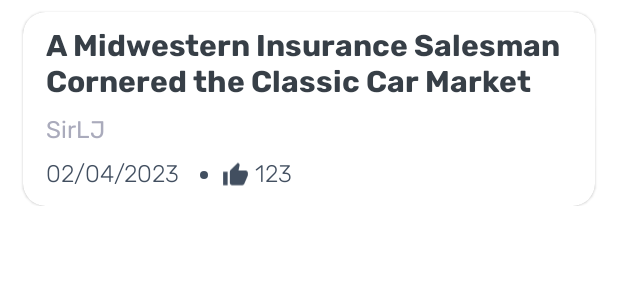
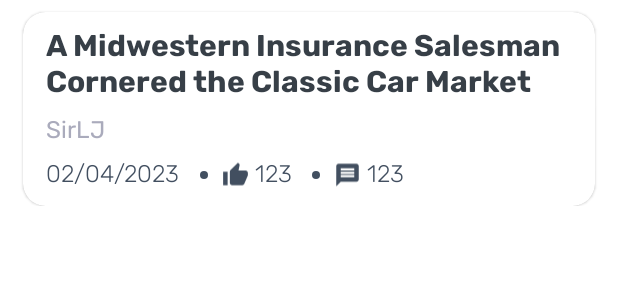
Before and after one commit to edodichiara/HackerNewsApp, an Android app: the layout story_item.xml on its own in the app's theme, with its tools: preview values and no code run, on a phone screen of 412 x 824 dp. Shown: the top 300 px of the screen. Run offline under Robolectric (Android 15) with nearby library versions, the phone set to English and light mode, and no system bars.

```diff
--- a/app/src/main/java/com/example/hackernewsapp/ui/adapter/StoryListAdapter.kt
+++ b/app/src/main/java/com/example/hackernewsapp/ui/adapter/StoryListAdapter.kt
@@ -32,6 +32,7 @@ class StoryListAdapter(private val listOfStories: List<StoryModel>) : RecyclerVi
                     author.text = itemView.context.getString(R.string.author, listOfStories[position].author)
                     date.text = itemView.context.getString(R.string.date, simpleDateFormat.format(listOfStories[position].time))
                     numbersOfLike.text = itemView.context.getString(R.string.numbersOfLike, listOfStories[position].score)
+                    numbersOfComment.text = itemView.context.getString(R.string.numbers_of_comment, listOfStories[position].totalCommentsCount)
                 }
             }
         }
--- /dev/null
+++ b/app/src/main/res/drawable/baseline_message_24.xml
@@ -0,0 +1,5 @@
+<vector android:autoMirrored="true" android:height="24dp"
+    android:tint="@color/my_blue_grey" android:viewportHeight="24"
+    android:viewportWidth="24" android:width="24dp" xmlns:android="http://schemas.android.com/apk/res/android">
+    <path android:fillColor="@android:color/white" android:pathData="M20,2L4,2c-1.1,0 -1.99,0.9 -1.99,2L2,22l4,-4h14c1.1,0 2,-0.9 2,-2L22,4c0,-1.1 -0.9,-2 -2,-2zM18,14L6,14v-2h12v2zM18,11L6,11L6,9h12v2zM18,8L6,8L6,6h12v2z"/>
+</vector>
--- a/app/src/main/res/layout/fragment_new_stories.xml
+++ b/app/src/main/res/layout/fragment_new_stories.xml
@@ -4,7 +4,8 @@
     android:layout_width="match_parent"
     android:layout_height="match_parent"
     xmlns:app="http://schemas.android.com/apk/res-auto"
-    tools:context=".ui.fragments.NewStoriesFragment">
+    tools:context=".ui.fragments.NewStoriesFragment"
+    android:id="@+id/fragment_new_story">
 
     <androidx.core.widget.ContentLoadingProgressBar
         style="@style/Widget.AppCompat.ProgressBar"
--- a/app/src/main/res/layout/story_item.xml
+++ b/app/src/main/res/layout/story_item.xml
@@ -91,6 +91,38 @@
                 android:fontFamily="@font/rubik_light"
                 android:textColor="@color/my_blue_grey"/>
 
+            <include
+                android:id="@+id/dot_icon2"
+                layout="@layout/dot_icon"
+                android:layout_height="8dp"
+                android:layout_width="wrap_content"
+                app:layout_constraintStart_toEndOf="@id/numbers_of_like"
+                app:layout_constraintTop_toTopOf="@id/date"
+                app:layout_constraintBottom_toBottomOf="@id/date"
+                android:layout_marginStart="4dp"
+                android:layout_marginEnd="4dp" />
+
+            <ImageView
+                android:id="@+id/comments"
+                android:layout_width="18dp"
+                android:layout_height="wrap_content"
+                app:layout_constraintStart_toEndOf="@id/dot_icon2"
+                app:layout_constraintTop_toTopOf="@id/date"
+                app:layout_constraintBottom_toBottomOf="@id/date"
+                android:src="@drawable/baseline_message_24" />
+
+            <TextView
+                android:id="@+id/numbers_of_comment"
+                android:layout_width="wrap_content"
+                android:layout_height="wrap_content"
+                app:layout_constraintStart_toEndOf="@id/comments"
+                app:layout_constraintTop_toTopOf="@id/date"
+                app:layout_constraintBottom_toBottomOf="@id/date"
+                android:layout_marginStart="4dp"
+                android:text="123"
+                android:textSize="16sp"
+                android:fontFamily="@font/rubik_light"
+                android:textColor="@color/my_blue_grey"/>
 
         </androidx.constraintlayout.widget.ConstraintLayout>
     </com.google.android.material.card.MaterialCardView>
--- a/app/src/main/res/values/strings.xml
+++ b/app/src/main/res/values/strings.xml
@@ -8,4 +8,5 @@
     <string name="author">by %s</string>
     <string name="date">%s</string>
     <string name="numbersOfLike">%d</string>
+    <string name="numbers_of_comment">%d</string>
 </resources>
```
Also changed, not shown: app/src/main/java/com/example/hackernewsapp/ui/fragments/NewStoriesFragment.kt (+39 -24 lines).
